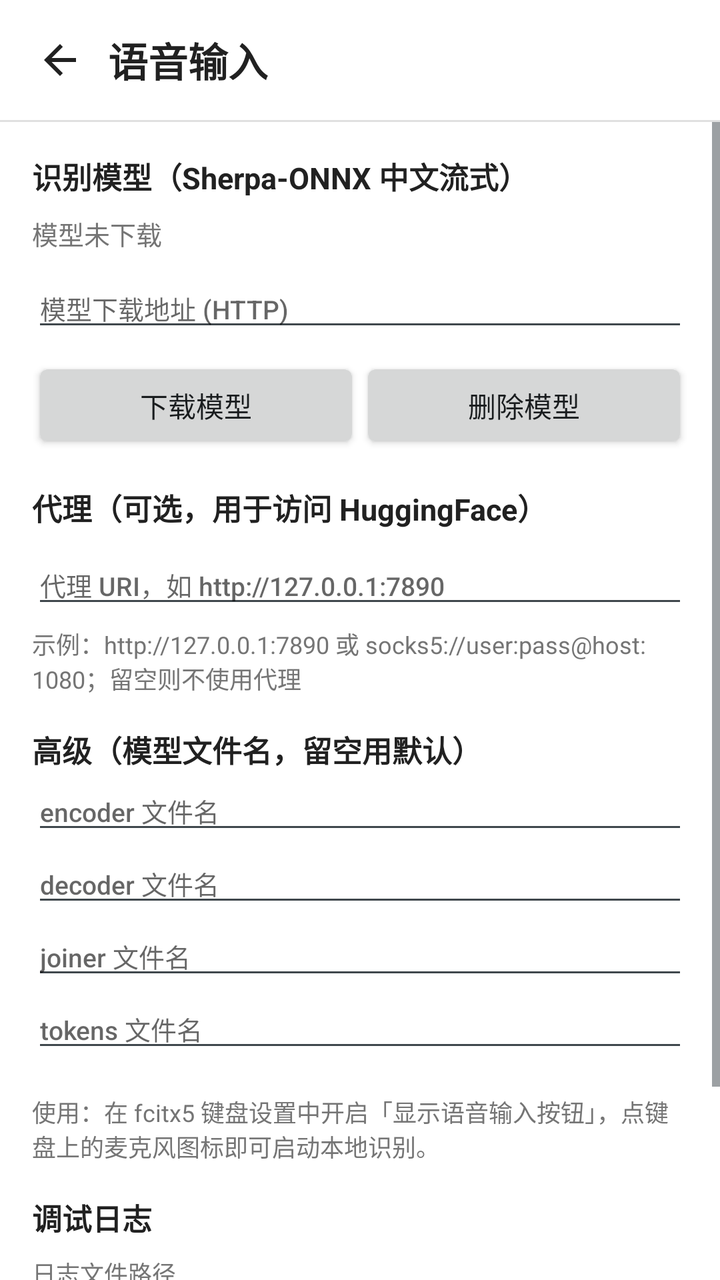
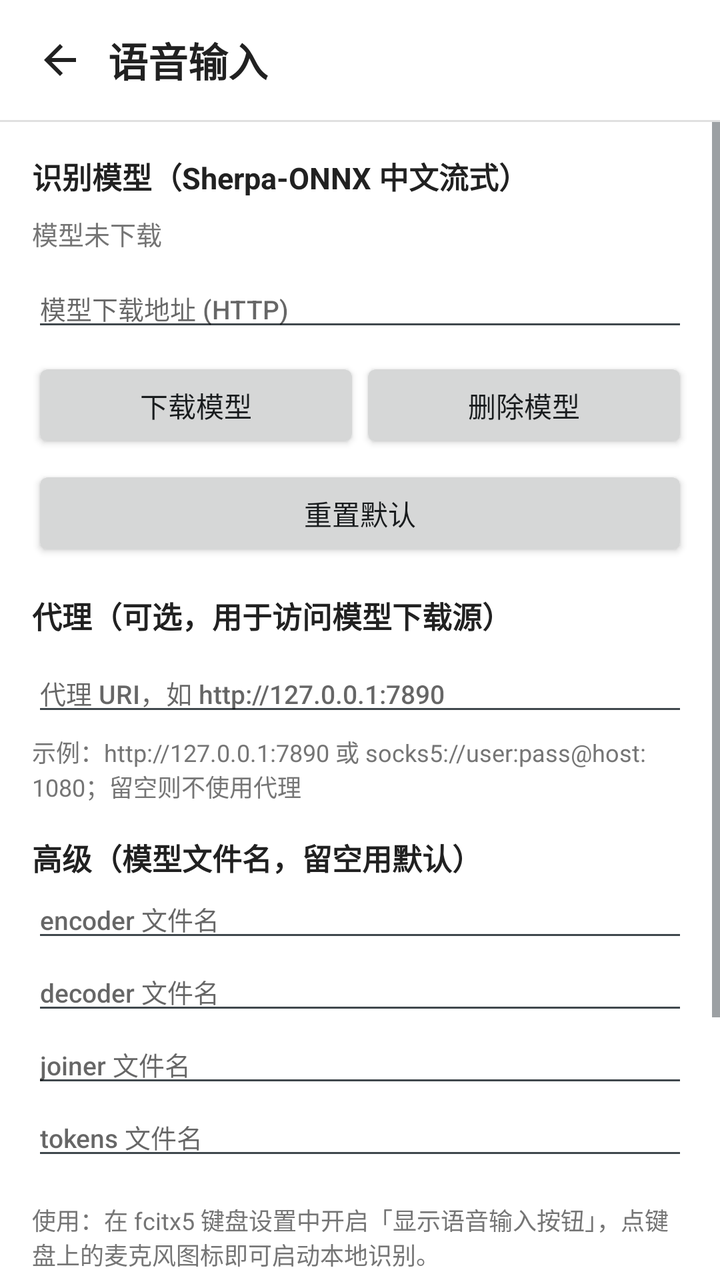

An Android layout rendered at two revisions. The XML below is the earlier revision; the diff shows what the commit changed to produce the second picture.
<!-- AndroidManifest.xml: activity theme Theme.QuickSend -->
<!-- res/layout/activity_voice_settings.xml -->
<?xml version="1.0" encoding="utf-8"?>
<LinearLayout xmlns:android="http://schemas.android.com/apk/res/android"
    android:layout_width="match_parent"
    android:layout_height="match_parent"
    android:background="@color/qs_background"
    android:fitsSystemWindows="true"
    android:orientation="vertical">

    <LinearLayout
        android:layout_width="match_parent"
        android:layout_height="wrap_content"
        android:gravity="center_vertical"
        android:orientation="horizontal"
        android:paddingHorizontal="6dp"
        android:paddingVertical="6dp">

        <ImageButton
            android:id="@+id/back_button"
            android:layout_width="48dp"
            android:layout_height="48dp"
            android:background="?android:attr/selectableItemBackgroundBorderless"
            android:contentDescription="@string/action_back"
            android:src="@drawable/ic_arrow_back" />

        <TextView
            android:layout_width="0dp"
            android:layout_height="wrap_content"
            android:layout_weight="1"
            android:paddingEnd="16dp"
            android:text="@string/voice_settings_title"
            android:textColor="@color/qs_text_primary"
            android:textSize="20sp"
            android:textStyle="bold" />
    </LinearLayout>

    <View
        android:layout_width="match_parent"
        android:layout_height="1dp"
        android:background="@color/qs_divider" />

    <ScrollView
        android:layout_width="match_parent"
        android:layout_height="0dp"
        android:layout_weight="1"
        android:fillViewport="true">

        <LinearLayout
            android:layout_width="match_parent"
            android:layout_height="wrap_content"
            android:orientation="vertical"
            android:padding="16dp">

            
            <TextView
                android:layout_width="match_parent"
                android:layout_height="wrap_content"
                android:text="@string/voice_model_section"
                android:textColor="@color/qs_text_primary"
                android:textSize="15sp"
                android:textStyle="bold" />

            <TextView
                android:id="@+id/model_status"
                android:layout_width="match_parent"
                android:layout_height="wrap_content"
                android:paddingTop="8dp"
                android:text="@string/voice_model_status_idle"
                android:textColor="@color/qs_text_secondary"
                android:textSize="13sp" />

            <ProgressBar
                android:id="@+id/model_progress"
                style="?android:attr/progressBarStyleHorizontal"
                android:layout_width="match_parent"
                android:layout_height="wrap_content"
                android:max="100"
                android:visibility="gone" />

            <EditText
                android:id="@+id/model_url"
                android:layout_width="match_parent"
                android:layout_height="wrap_content"
                android:layout_marginTop="8dp"
                android:hint="@string/voice_model_url"
                android:inputType="textUri"
                android:maxLines="2"
                android:textSize="13sp" />

            <LinearLayout
                android:layout_width="match_parent"
                android:layout_height="wrap_content"
                android:layout_marginTop="8dp"
                android:orientation="horizontal">

                <Button
                    android:id="@+id/download_button"
                    android:layout_width="0dp"
                    android:layout_height="wrap_content"
                    android:layout_weight="1"
                    android:text="@string/voice_download" />

                <Button
                    android:id="@+id/delete_button"
                    android:layout_width="0dp"
                    android:layout_height="wrap_content"
                    android:layout_weight="1"
                    android:text="@string/voice_delete_model" />
            </LinearLayout>

            <View
                android:layout_width="match_parent"
                android:layout_height="16dp" />

            
            <TextView
                android:layout_width="match_parent"
                android:layout_height="wrap_content"
                android:text="@string/voice_proxy_section"
                android:textColor="@color/qs_text_primary"
                android:textSize="15sp"
                android:textStyle="bold" />

            <EditText
                android:id="@+id/proxy_uri"
                android:layout_width="match_parent"
                android:layout_height="wrap_content"
                android:layout_marginTop="8dp"
                android:hint="@string/voice_proxy_uri"
                android:inputType="textUri"
                android:maxLines="1"
                android:textSize="13sp" />

            <TextView
                android:layout_width="match_parent"
                android:layout_height="wrap_content"
                android:layout_marginTop="4dp"
                android:text="@string/voice_proxy_examples"
                android:textColor="@color/qs_text_secondary"
                android:textSize="12sp" />

            <View
                android:layout_width="match_parent"
                android:layout_height="16dp" />

            
            <TextView
                android:layout_width="match_parent"
                android:layout_height="wrap_content"
                android:text="@string/voice_advanced_section"
                android:textColor="@color/qs_text_primary"
                android:textSize="15sp"
                android:textStyle="bold" />

            <EditText
                android:id="@+id/names_encoder"
                android:layout_width="match_parent"
                android:layout_height="wrap_content"
                android:hint="@string/voice_name_encoder"
                android:inputType="text"
                android:maxLines="1"
                android:textSize="13sp" />

            <EditText
                android:id="@+id/names_decoder"
                android:layout_width="match_parent"
                android:layout_height="wrap_content"
                android:hint="@string/voice_name_decoder"
                android:inputType="text"
                android:maxLines="1"
                android:textSize="13sp" />

            <EditText
                android:id="@+id/names_joiner"
                android:layout_width="match_parent"
                android:layout_height="wrap_content"
                android:hint="@string/voice_name_joiner"
                android:inputType="text"
                android:maxLines="1"
                android:textSize="13sp" />

            <EditText
                android:id="@+id/names_tokens"
                android:layout_width="match_parent"
                android:layout_height="wrap_content"
                android:hint="@string/voice_name_tokens"
                android:inputType="text"
                android:maxLines="1"
                android:textSize="13sp" />

            <TextView
                android:layout_width="match_parent"
                android:layout_height="wrap_content"
                android:layout_marginTop="16dp"
                android:text="@string/voice_usage_hint"
                android:textColor="@color/qs_text_secondary"
                android:textSize="12sp" />

            <View
                android:layout_width="match_parent"
                android:layout_height="16dp" />

            
            <TextView
                android:layout_width="match_parent"
                android:layout_height="wrap_content"
                android:text="@string/voice_log_section"
                android:textColor="@color/qs_text_primary"
                android:textSize="15sp"
                android:textStyle="bold" />

            <LinearLayout
                android:layout_width="match_parent"
                android:layout_height="wrap_content"
                android:layout_marginTop="8dp"
                android:orientation="horizontal">

                <TextView
                    android:layout_width="wrap_content"
                    android:layout_height="wrap_content"
                    android:text="@string/voice_log_path_label"
                    android:textColor="@color/qs_text_secondary"
                    android:textSize="12sp" />

                <TextView
                    android:id="@+id/log_path"
                    android:layout_width="0dp"
                    android:layout_height="wrap_content"
                    android:layout_weight="1"
                    android:layout_marginStart="6dp"
                    android:textColor="@color/qs_text_secondary"
                    android:textIsSelectable="true"
                    android:textSize="12sp" />
            </LinearLayout>

            <TextView
                android:layout_width="match_parent"
                android:layout_height="wrap_content"
                android:layout_marginTop="4dp"
                android:text="@string/voice_log_hint"
                android:textColor="@color/qs_text_secondary"
                android:textSize="12sp" />

            <Button
                android:id="@+id/share_log_button"
                android:layout_width="match_parent"
                android:layout_height="wrap_content"
                android:layout_marginTop="8dp"
                android:text="@string/voice_share_log" />
        </LinearLayout>
    </ScrollView>

</LinearLayout>
<!-- resources referenced by this layout -->
<resources>
  <color name="qs_background">#FFFFFF</color>
  <color name="qs_divider">#E0E0E0</color>
  <color name="qs_text_primary">#212121</color>
  <color name="qs_text_secondary">#757575</color>
  <!-- drawable ic_arrow_back (drawable) -->
  <?xml version="1.0" encoding="utf-8"?>
  <vector xmlns:android="http://schemas.android.com/apk/res/android"
      android:width="24dp"
      android:height="24dp"
      android:viewportWidth="24"
      android:viewportHeight="24"
      android:tint="@color/qs_text_primary">
      <path
          android:fillColor="@android:color/white"
          android:pathData="M20,11H7.83l5.59,-5.59L12,4l-8,8 8,8 1.41,-1.41L7.83,13H20z" />
  </vector>
  <string name="action_back">返回</string>
  <string name="voice_advanced_section">高级（模型文件名，留空用默认）</string>
  <string name="voice_delete_model">删除模型</string>
  <string name="voice_download">下载模型</string>
  <string name="voice_log_hint">语音输入调试阶段会写入详细日志到上面的文件，可复制或分享以便排查问题。</string>
  <string name="voice_log_path_label">日志文件路径</string>
  <string name="voice_log_section">调试日志</string>
  <string name="voice_model_section">识别模型（Sherpa-ONNX 中文流式）</string>
  <string name="voice_model_status_idle">模型未下载</string>
  <string name="voice_model_url">模型下载地址 (HTTP)</string>
  <string name="voice_name_decoder">decoder 文件名</string>
  <string name="voice_name_encoder">encoder 文件名</string>
  <string name="voice_name_joiner">joiner 文件名</string>
  <string name="voice_name_tokens">tokens 文件名</string>
  <string name="voice_proxy_examples">示例：http://127.0.0.1:7890 或 socks5://user:pass@host:1080；留空则不使用代理</string>
  <string name="voice_proxy_section">代理（可选，用于访问 HuggingFace）</string>
  <string name="voice_proxy_uri">代理 URI，如 http://127.0.0.1:7890</string>
  <string name="voice_settings_title">语音输入</string>
  <string name="voice_share_log">分享日志</string>
  <string name="voice_usage_hint">使用：在 fcitx5 键盘设置中开启「显示语音输入按钮」，点键盘上的麦克风图标即可启动本地识别。</string>
  <style name="Theme.QuickSend" parent="@android:style/Theme.DeviceDefault.Light">
          <item name="android:windowActionBar">false</item>
          <item name="android:windowNoTitle">true</item>
      </style>
</resources>

<!-- the commit's change to res/layout/activity_voice_settings.xml (unified diff, before → after) -->
@@ -107,6 +107,13 @@
                     android:text="@string/voice_delete_model" />
             </LinearLayout>
 
+            <Button
+                android:id="@+id/reset_button"
+                android:layout_width="match_parent"
+                android:layout_height="wrap_content"
+                android:layout_marginTop="6dp"
+                android:text="@string/voice_reset_model" />
+
             <View
                 android:layout_width="match_parent"
                 android:layout_height="16dp" />
<!-- resource entries referenced after the edit -->
@@ -31,8 +31,9 @@
   <string name="voice_name_joiner">joiner 文件名</string>
   <string name="voice_name_tokens">tokens 文件名</string>
   <string name="voice_proxy_examples">示例：http://127.0.0.1:7890 或 socks5://user:pass@host:1080；留空则不使用代理</string>
-  <string name="voice_proxy_section">代理（可选，用于访问 HuggingFace）</string>
+  <string name="voice_proxy_section">代理（可选，用于访问模型下载源）</string>
   <string name="voice_proxy_uri">代理 URI，如 http://127.0.0.1:7890</string>
+  <string name="voice_reset_model">重置默认</string>
   <string name="voice_settings_title">语音输入</string>
   <string name="voice_share_log">分享日志</string>
   <string name="voice_usage_hint">使用：在 fcitx5 键盘设置中开启「显示语音输入按钮」，点键盘上的麦克风图标即可启动本地识别。</string>
